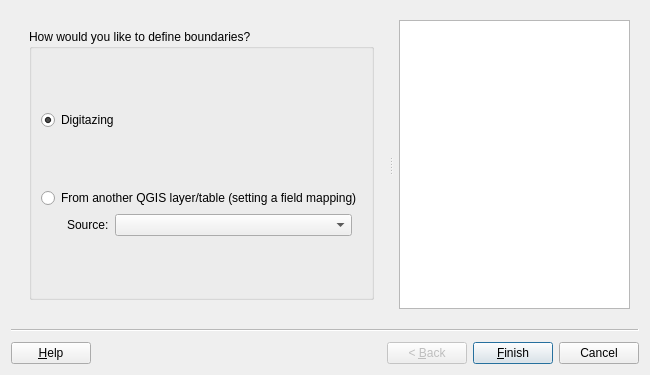
Above: asistente_ladm_col/ui/wiz_define_boundaries_cadastre.ui from SwissTierrasColombia/Asistente-LADM-COL before the change. Below: the same form after it.
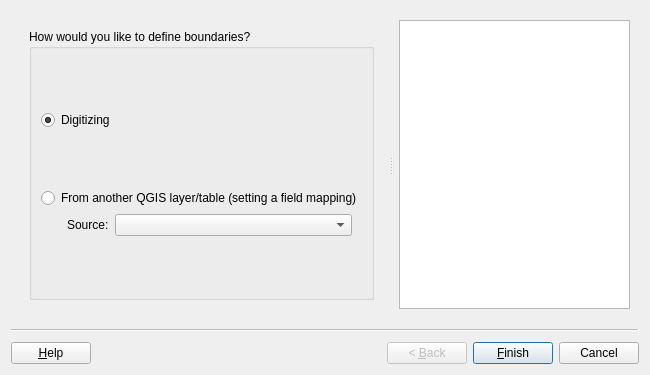
That is the form after the change. Custom widgets are drawn as their Qt base class.

Commit message: [gui] Fix typo in 'Define Boundaries' wizard (digitazing --> digitizing)

Diff of the .ui file:
```diff
--- a/asistente_ladm_col/ui/wiz_define_boundaries_cadastre.ui
+++ b/asistente_ladm_col/ui/wiz_define_boundaries_cadastre.ui
@@ -106,7 +106,7 @@
            <item row="1" column="0">
             <widget class="QRadioButton" name="rad_digitizing">
              <property name="text">
-              <string>Digitazing</string>
+              <string>Digitizing</string>
              </property>
              <property name="checked">
               <bool>true</bool>
```
Left out of the diff: 15 changed lines with no effect on the pictures. The commit also changes 1 other file.
